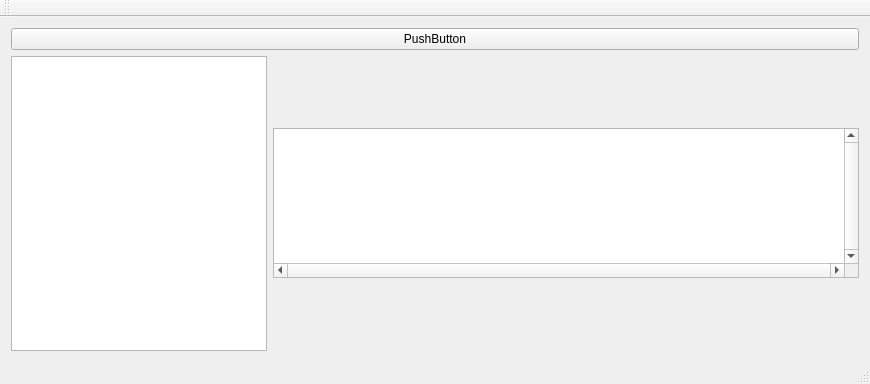
Before: the Qt Designer form mainwindow.ui in matrixd/timemanager, drawn with Qt 5.
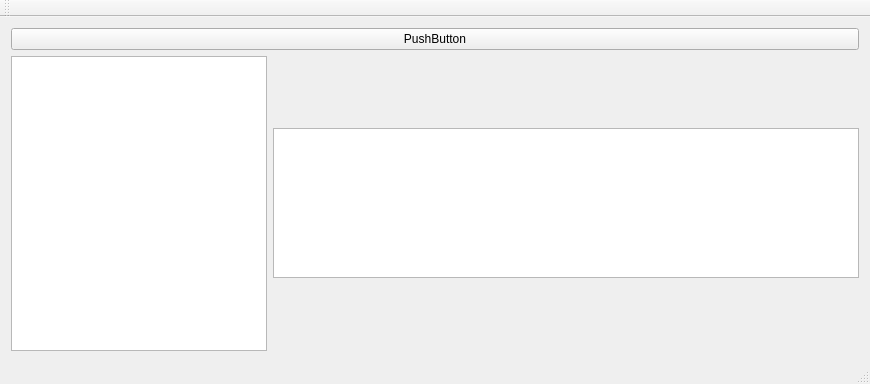
After: the same form once the commit is applied. Custom widgets are drawn as their Qt base class.

The edit to the form file:
```diff
--- a/mainwindow.ui
+++ b/mainwindow.ui
@@ -67,10 +67,10 @@
          <bool>false</bool>
         </property>
         <property name="verticalScrollBarPolicy">
-         <enum>Qt::ScrollBarAlwaysOn</enum>
+         <enum>Qt::ScrollBarAlwaysOff</enum>
         </property>
         <property name="horizontalScrollBarPolicy">
-         <enum>Qt::ScrollBarAlwaysOn</enum>
+         <enum>Qt::ScrollBarAlwaysOff</enum>
         </property>
         <property name="dragDropMode">
          <enum>QAbstractItemView::DragDrop</enum>
```
Left out of the diff: 2 changed lines with no effect on the pictures.
